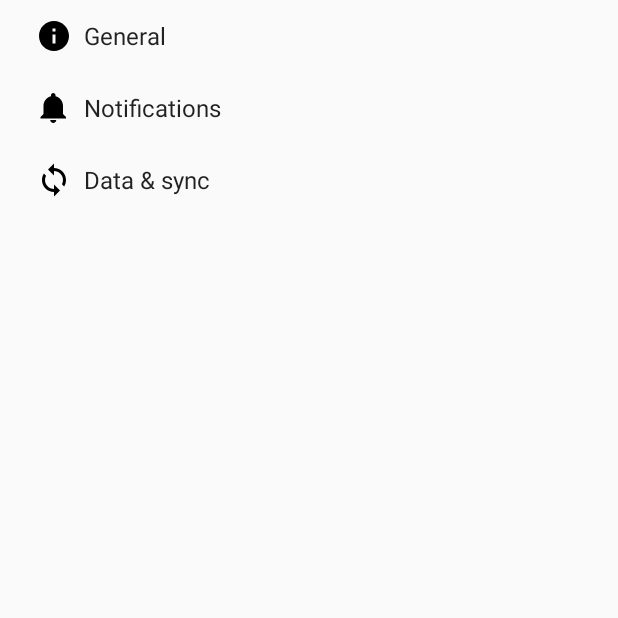
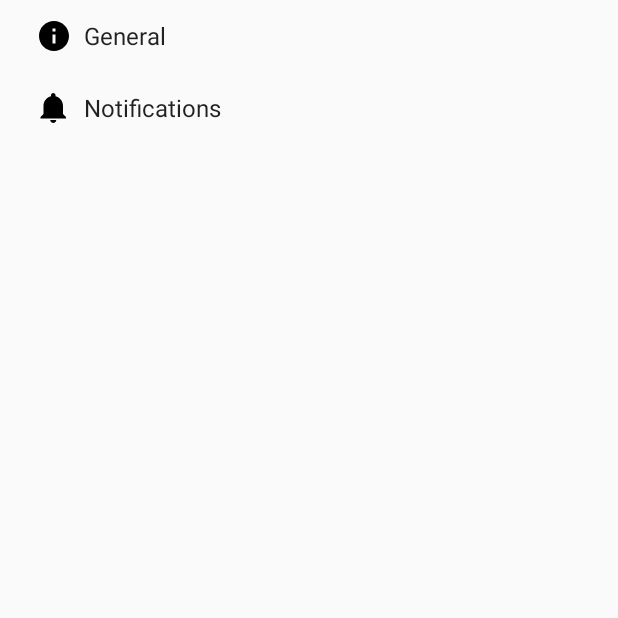
Before and after one commit to DenisStefanov/TempMonitorClient, an Android app: the SettingsActivity screen opened directly, with no data from a screen before it, on a phone screen of 412 x 824 dp, the top half of it. Run offline under Robolectric (Android 15) with nearby library versions, the phone set to English and light mode, and no system bars.

Commit message:
settings_cleanup'

```diff
--- a/app/src/main/java/org/duckdns/denis_st/tempmonitorclient/MainActivity.java
+++ b/app/src/main/java/org/duckdns/denis_st/tempmonitorclient/MainActivity.java
@@ -4,7 +4,6 @@ import android.content.Context;
 import android.content.Intent;
 import android.content.SharedPreferences;
 import android.os.Bundle;
-import android.os.PowerManager;
 import android.support.v7.app.AppCompatActivity;
 import android.support.v7.widget.Toolbar;
 import android.view.MotionEvent;
--- a/app/src/main/java/org/duckdns/denis_st/tempmonitorclient/SettingsActivity.java
+++ b/app/src/main/java/org/duckdns/denis_st/tempmonitorclient/SettingsActivity.java
@@ -170,7 +170,6 @@ public class SettingsActivity extends AppCompatPreferenceActivity {
     protected boolean isValidFragment(String fragmentName) {
         return PreferenceFragment.class.getName().equals(fragmentName)
                 || GeneralPreferenceFragment.class.getName().equals(fragmentName)
-                || DataSyncPreferenceFragment.class.getName().equals(fragmentName)
                 || NotificationPreferenceFragment.class.getName().equals(fragmentName);
     }
 
@@ -197,7 +196,6 @@ public class SettingsActivity extends AppCompatPreferenceActivity {
             bindPreferenceSummaryToValue(findPreference("stopSrvCmd"));
             bindPreferenceSummaryToValue(findPreference("configSrvCmd"));
             bindPreferenceSummaryToValue(findPreference("configSrvGetCmd"));
-            bindPreferenceSummaryToValue(findPreference("example_list"));
         }
 
         @Override
@@ -240,34 +238,4 @@ public class SettingsActivity extends AppCompatPreferenceActivity {
             return super.onOptionsItemSelected(item);
         }
     }
-
-    /**
-     * This fragment shows data and sync preferences only. It is used when the
-     * activity is showing a two-pane settings UI.
-     */
-    @TargetApi(Build.VERSION_CODES.HONEYCOMB)
-    public static class DataSyncPreferenceFragment extends PreferenceFragment {
-        @Override
-        public void onCreate(Bundle savedInstanceState) {
-            super.onCreate(savedInstanceState);
-            addPreferencesFromResource(R.xml.pref_data_sync);
-            setHasOptionsMenu(true);
-
-            // Bind the summaries of EditText/List/Dialog/Ringtone preferences
-            // to their values. When their values change, their summaries are
-            // updated to reflect the new value, per the Android Design
-            // guidelines.
-            bindPreferenceSummaryToValue(findPreference("sync_frequency"));
-        }
-
-        @Override
-        public boolean onOptionsItemSelected(MenuItem item) {
-            int id = item.getItemId();
-            if (id == android.R.id.home) {
-                startActivity(new Intent(getActivity(), SettingsActivity.class));
-                return true;
-            }
-            return super.onOptionsItemSelected(item);
-        }
-    }
 }
--- a/app/src/main/res/menu/menu_main.xml
+++ b/app/src/main/res/menu/menu_main.xml
@@ -2,6 +2,7 @@
     xmlns:app="http://schemas.android.com/apk/res-auto"
     xmlns:tools="http://schemas.android.com/tools"
     tools:context="org.duckdns.denis_st.tempmonitorclient.MainActivity">
+
     <item
         android:id="@+id/action_settings"
         android:orderInCategory="100"
@@ -32,5 +33,4 @@
         android:orderInCategory="100"
         android:title="@string/action_configSrvGet"
         app:showAsAction="never" />
-
 </menu>
--- a/app/src/main/res/values/strings.xml
+++ b/app/src/main/res/values/strings.xml
@@ -12,11 +12,6 @@
 
     <!-- Example General settings -->
     <string name="pref_header_general">General</string>
-
-    <string name="pref_title_social_recommendations">Enable social recommendations</string>
-    <string name="pref_description_social_recommendations">Recommendations for people to contact
-        based on your message history
-    </string>
 
     <string name="pref_title_display_name">Server IP</string>
     <string name="pref_default_display_name">192.168.0.0</string>
@@ -39,56 +34,6 @@
     <string name="pref_configSrvGet">python /home/pi/TempMonitorServer/config.py get</string>
     <string name="pref_configSrvGetTitle">Get Server config script run</string>
 
-    <string name="pref_title_add_friends_to_messages">Add friends to messages</string>
-    <string-array name="pref_example_list_titles">
-        <item>Always</item>
-        <item>When possible</item>
-        <item>Never</item>
-    </string-array>
-    <string-array name="pref_example_list_values">
-        <item>1</item>
-        <item>0</item>
-        <item>-1</item>
-    </string-array>
-
-    <!-- Example settings for Data & Sync -->
-    <string name="pref_header_data_sync">Data &amp; sync</string>
-
-    <string name="pref_title_sync_frequency">Sync frequency</string>
-    <string-array name="pref_sync_frequency_titles">
-        <item>15 minutes</item>
-        <item>30 minutes</item>
-        <item>1 hour</item>
-        <item>3 hours</item>
-        <item>6 hours</item>
-        <item>Never</item>
-    </string-array>
-    <string-array name="pref_sync_frequency_values">
-        <item>15</item>
-        <item>30</item>
-        <item>60</item>
-        <item>180</item>
-        <item>360</item>
-        <item>-1</item>
-    </string-array>
-
-    <string-array name="list_preference_entries">
-        <item>Entry 1</item>
-        <item>Entry 2</item>
-        <item>Entry 3</item>
-    </string-array>
-
-    <string-array name="list_preference_entry_values">
-        <item>1</item>
-        <item>2</item>
-        <item>3</item>
-    </string-array>
-
-    <string-array name="multi_select_list_preference_default_value" />
-
-    <string name="pref_title_system_sync_settings">System sync settings</string>
-
-    <!-- Example settings for Notifications -->
     <string name="pref_header_notifications">Notifications</string>
 
     <string name="pref_title_new_message_notifications">Alarm notifications</string>
--- a/app/src/main/res/xml/pref_data_sync.xml
+++ /dev/null
@@ -1,21 +0,0 @@
-<PreferenceScreen xmlns:android="http://schemas.android.com/apk/res/android">
-
-    <!-- NOTE: Hide buttons to simplify the UI. Users can touch outside the dialog to
-         dismiss it. -->
-    <!-- NOTE: ListPreference's summary should be set to its value by the activity code. -->
-    <ListPreference
-        android:defaultValue="180"
-        android:entries="@array/pref_sync_frequency_titles"
-        android:entryValues="@array/pref_sync_frequency_values"
-        android:key="sync_frequency"
-        android:negativeButtonText="@null"
-        android:positiveButtonText="@null"
-        android:title="@string/pref_title_sync_frequency" />
-
-    <!-- This preference simply launches an intent when selected. Use this UI sparingly, per
-         design guidelines. -->
-    <Preference android:title="@string/pref_title_system_sync_settings">
-        <intent android:action="android.settings.SYNC_SETTINGS" />
-    </Preference>
-
-</PreferenceScreen>
--- a/app/src/main/res/xml/pref_general.xml
+++ b/app/src/main/res/xml/pref_general.xml
@@ -1,13 +1,5 @@
 <PreferenceScreen xmlns:android="http://schemas.android.com/apk/res/android">
 
-    <SwitchPreference
-        android:defaultValue="true"
-        android:key="example_switch"
-        android:summary="@string/pref_description_social_recommendations"
-        android:title="@string/pref_title_social_recommendations" />
-
-    <!-- NOTE: EditTextPreference accepts EditText attributes. -->
-    <!-- NOTE: EditTextPreference's summary should be set to its value by the activity code. -->
     <EditTextPreference
         android:capitalize="none"
         android:defaultValue="@string/pref_default_display_name"
@@ -73,17 +65,4 @@
         android:selectAllOnFocus="true"
         android:singleLine="true"
         android:title="@string/pref_configSrvGetTitle" />
-
-    <!-- NOTE: Hide buttons to simplify the UI. Users can touch outside the dialog to
-         dismiss it. -->
-    <!-- NOTE: ListPreference's summary should be set to its value by the activity code. -->
-    <ListPreference
-        android:defaultValue="-1"
-        android:entries="@array/pref_example_list_titles"
-        android:entryValues="@array/pref_example_list_values"
-        android:key="example_list"
-        android:negativeButtonText="@null"
-        android:positiveButtonText="@null"
-        android:title="@string/pref_title_add_friends_to_messages" />
-
 </PreferenceScreen>
--- a/app/src/main/res/xml/pref_headers.xml
+++ b/app/src/main/res/xml/pref_headers.xml
@@ -1,6 +1,4 @@
 <preference-headers xmlns:android="http://schemas.android.com/apk/res/android">
-
-    <!-- These settings headers are only used on tablets. -->
 
     <header
         android:fragment="org.duckdns.denis_st.tempmonitorclient.SettingsActivity$GeneralPreferenceFragment"
@@ -12,9 +10,4 @@
         android:icon="@drawable/ic_notifications_black_24dp"
         android:title="@string/pref_header_notifications" />
 
-    <header
-        android:fragment="org.duckdns.denis_st.tempmonitorclient.SettingsActivity$DataSyncPreferenceFragment"
-        android:icon="@drawable/ic_sync_black_24dp"
-        android:title="@string/pref_header_data_sync" />
-
 </preference-headers>
```
